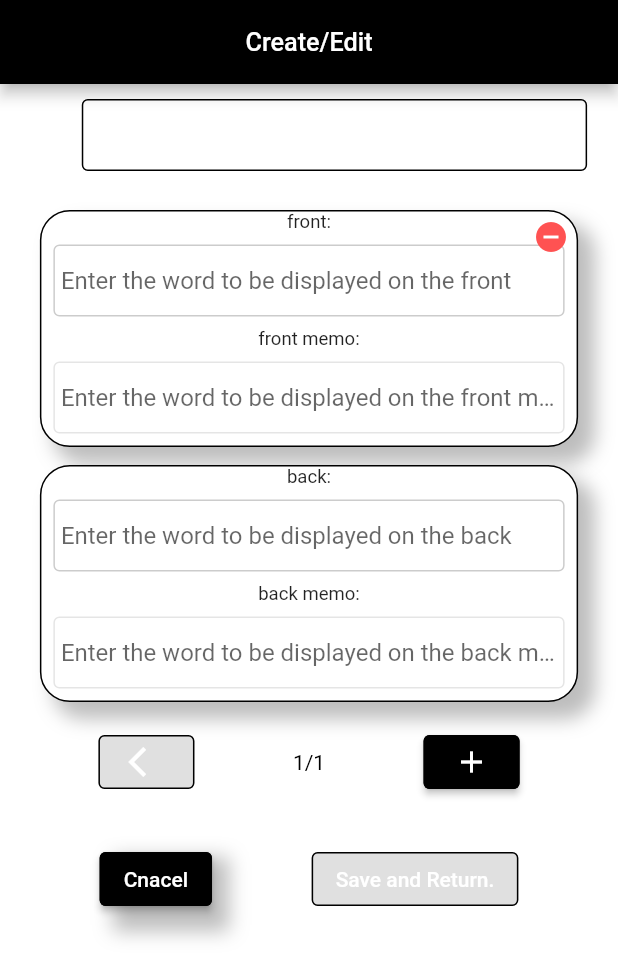
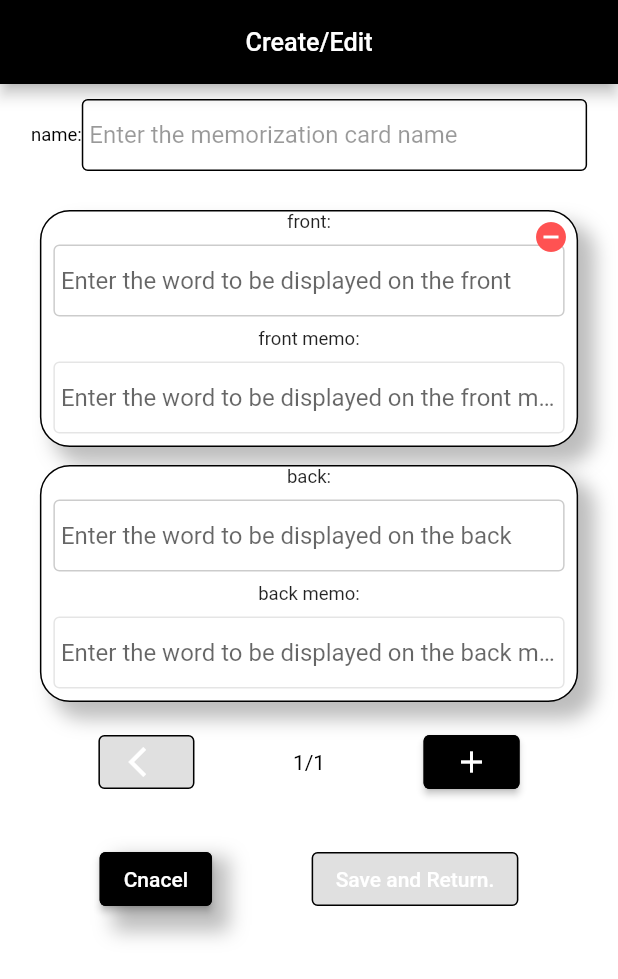
Before and after one commit to Ryu-nakay/flashcard_app_var6, a Flutter app: the MakeAndEditPage screen opened directly, on a phone screen of 412 x 824 dp. Shown: the top 979 px of the screen. Run offline on Flutter 3.47's test engine with Material 2 defaults, Android fonts, the light colour scheme and no system bars; our stand-ins replace expandable_page_view, flip_card, google_mobile_ads, pie_chart, sqflite; accounts and stored records are empty; generated files the repository leaves out were written again.

Commit message:
テキストフィールドの色修正

```diff
--- a/lib/ui/MakeAndEditPage/MakeAndEditPage.dart
+++ b/lib/ui/MakeAndEditPage/MakeAndEditPage.dart
@@ -60,12 +60,12 @@ class MakeAndEditPage extends StatelessWidget{
                           L10n.of(context)!.name,
                           style: TextStyle(
                             fontSize: size.width*0.03,
-                            color: Provider.of<ColorModel>(context).textInMainColor,
+                            color: Provider.of<ColorModel>(context).textColor,
                           ),
                         ),
                         Flexible(
                           child: TextFormField(
-                            cursorColor: Provider.of<ColorModel>(context).textInMainColor,
+                            cursorColor: Provider.of<ColorModel>(context).textColor,
                             decoration: InputDecoration(
                               enabledBorder:OutlineInputBorder(
                                 borderSide: BorderSide(
@@ -81,13 +81,13 @@ class MakeAndEditPage extends StatelessWidget{
                               border: OutlineInputBorder(),
                               hintText: L10n.of(context)!.enter_the_memorization_card_name,
                               hintStyle: TextStyle(
-                                color: Provider.of<ColorModel>(context).textInMainColor.withOpacity(0.4),
+                                color: Provider.of<ColorModel>(context).textColor.withOpacity(0.4),
                               ),
                               contentPadding: const EdgeInsets.only(top: 0,bottom: 0,left: 5)
                             ),
                             controller: TextEditingController(text: inputItem.name),
                             style: TextStyle(
-                              color: Provider.of<ColorModel>(context).textInMainColor
+                              color: Provider.of<ColorModel>(context).textColor
                             ),
                             onChanged: (value){
                               inputItem.name=value;
```
